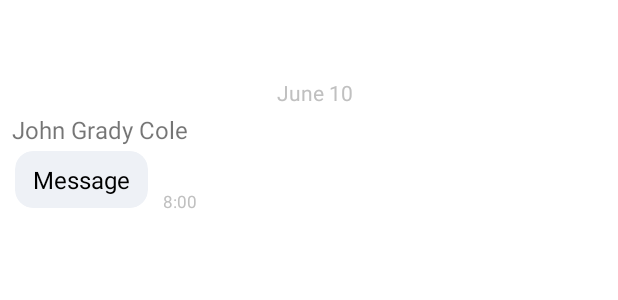
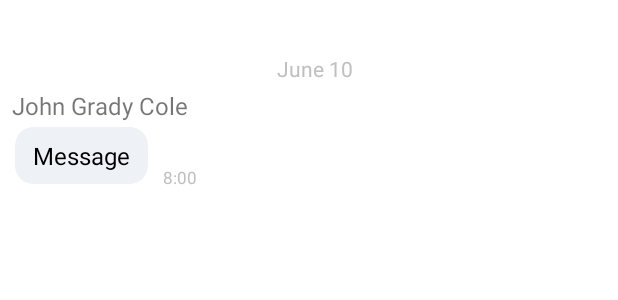
Before and after one commit to Marcoantonioo/chat-gpt, an Android app: the layout message_received_item.xml on its own in the app's theme, with its tools: preview values and no code run, on a phone screen of 412 x 824 dp. Shown: the top 300 px of the screen. Run offline under Robolectric (Android 15) with nearby library versions, the phone set to English and light mode, and no system bars.

```diff
--- a/app/src/main/res/layout/message_received_item.xml
+++ b/app/src/main/res/layout/message_received_item.xml
@@ -4,8 +4,7 @@
     xmlns:tools="http://schemas.android.com/tools"
     android:layout_width="match_parent"
     android:layout_height="wrap_content"
-    android:layout_marginStart="8dp"
-    android:layout_marginTop="16dp">
+    android:layout_marginStart="8dp">
 
     <TextView
         android:id="@+id/tvDate"
```
Also changed, not shown: app/src/main/java/com/example/chatgpt/commons/utils/DateExt.kt (+4 -4 lines), 1 other file.
